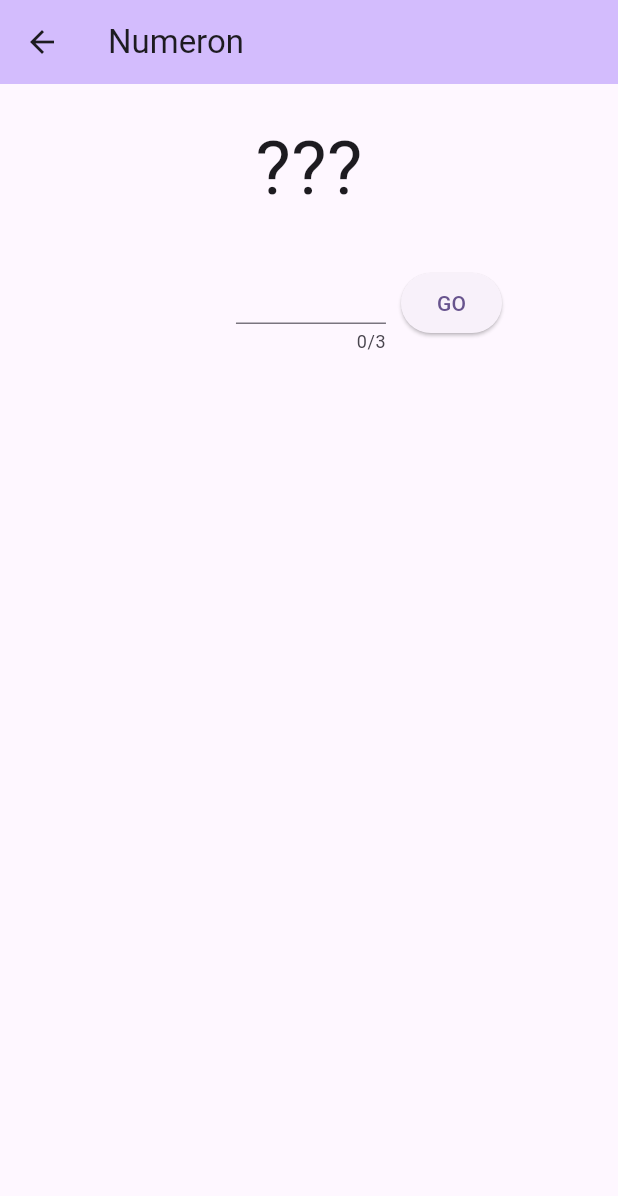
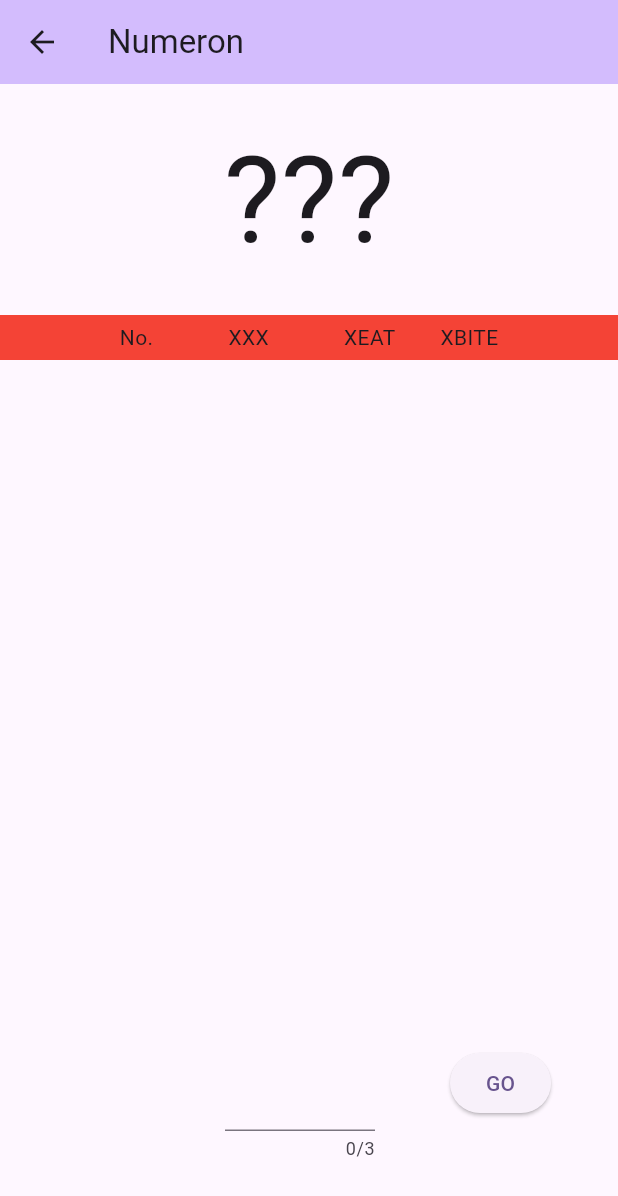
Before and after one commit to naoyamatsunaga/mini_games, a Flutter app: the NumeronPage screen opened directly, on a phone screen of 412 x 824 dp. Shown: the top 1196 px of the screen. Run offline on Flutter 3.47's test engine with Material 3 defaults, Android fonts, the light colour scheme and no system bars.

Commit message:
回答リストを追加

```diff
--- a/lib/view/numeron_page.dart
+++ b/lib/view/numeron_page.dart
@@ -2,6 +2,8 @@ import 'package:flutter/material.dart';
 
 class NumeronPage extends StatelessWidget {
   const NumeronPage({super.key});
+
+  final answertextsize = 80.0;
 
   @override
   Widget build(BuildContext context) {
@@ -16,8 +18,8 @@ class NumeronPage extends StatelessWidget {
           mainAxisAlignment: MainAxisAlignment.start,
           children: <Widget>[
             // 余白をつけたいWidgetはPaddingで囲むことができる
-            const Padding(
-              padding: EdgeInsets.all(20),
+            Padding(
+              padding: const EdgeInsets.all(20),
               // padding: EdgeInsets.only(left: 0, top: 0, right: 0, bottom: 0),
               child: Row(
                 mainAxisAlignment: MainAxisAlignment.center,
@@ -25,19 +27,19 @@ class NumeronPage extends StatelessWidget {
                   Text(
                     '?',
                     style: TextStyle(
-                      fontSize: 50,
+                      fontSize: answertextsize,
                     ),
                   ),
                   Text(
                     '?',
                     style: TextStyle(
-                      fontSize: 50,
+                      fontSize: answertextsize,
                     ),
                   ),
                   Text(
                     '?',
                     style: TextStyle(
-                      fontSize: 50,
+                      fontSize: answertextsize,
                     ),
                   ),
                 ],
@@ -46,26 +48,40 @@ class NumeronPage extends StatelessWidget {
             //答え_END//////////////////////////////
 
             //リスト_START//////////////////////////////
-
+            Expanded(
+              flex: 1,
+              child: ListView(
+                children: [
+                  AnswerItem(),
+                ],
+              ),
+            ),
             //リスト_END//////////////////////////////
 
             //回答欄_START//////////////////////////////
-            Row(
+            Padding(
+              padding: const EdgeInsets.all(50),
+              child: Row(
                 mainAxisAlignment: MainAxisAlignment.center,
                 children: [
-                const SizedBox(width: 80),
+                  const SizedBox(width: 100),
                   const SizedBox(
                     width: 100,
                     child: TextField(
+                      textAlign: TextAlign.start,
+                      style: TextStyle(
+                        fontSize: 45,
+                      ),
                       maxLength: 3,
                     ),
                   ),
-                const SizedBox(width: 10),
+                  const SizedBox(width: 50),
                   ElevatedButton(
                     onPressed: () {},
                     child: const Text("GO"),
                   )
                 ],
+              ),
             ),
             //回答欄_END//////////////////////////////
           ],
@@ -74,3 +90,27 @@ class NumeronPage extends StatelessWidget {
     );
   }
 }
+
+class AnswerItem extends StatelessWidget {
+  const AnswerItem({super.key});
+
+  @override
+  Widget build(BuildContext context) {
+    return Container(
+      height: 30,
+      color: Colors.red,
+      child: const Row(
+        mainAxisAlignment: MainAxisAlignment.center,
+        children: [
+          Text('No.'),
+          SizedBox(width: 50),
+          Text('XXX'),
+          SizedBox(width: 50),
+          Text('XEAT'),
+          SizedBox(width: 30),
+          Text('XBITE'),
+        ],
+      ),
+    );
+  }
+}
```
Lines whose indentation alone changed are shown as unchanged.
